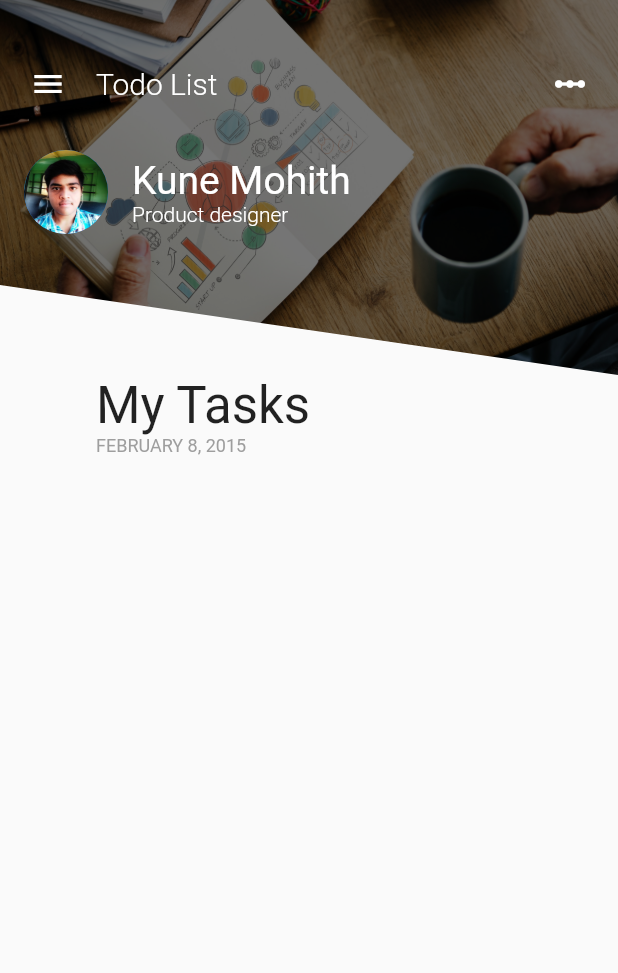
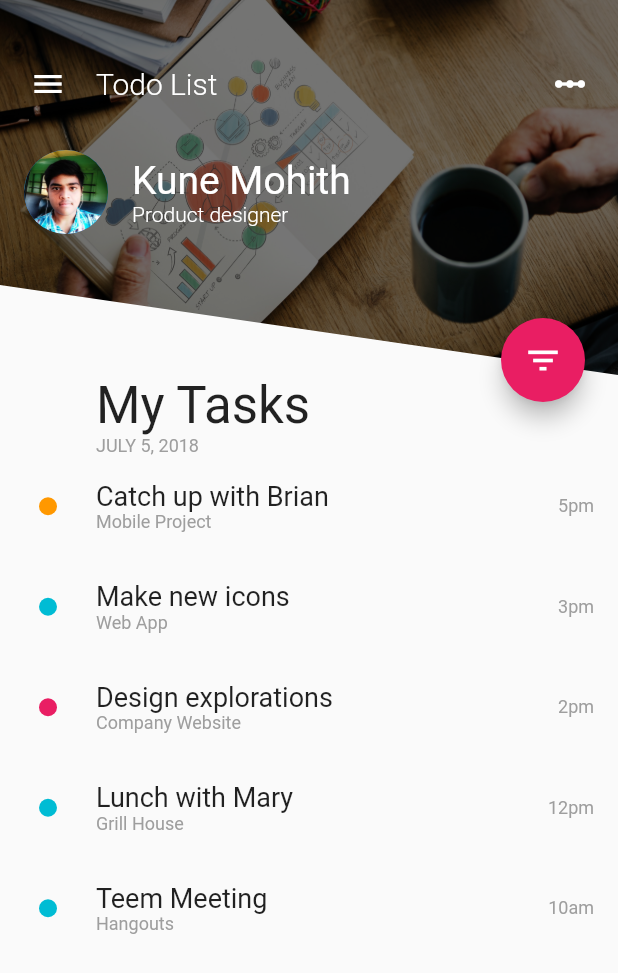
Before and after one commit to mohith7548/Flutter-Sample-Projects, a Flutter app: the screen it shows after launch, on a phone screen of 412 x 824 dp. Shown: the top 973 px of the screen. Run offline on Flutter 3.47's test engine with Material 2 defaults, Android fonts, the phone set to English and light mode, and no system bars.

Commit message:
challenge completed.

```diff
--- /dev/null
+++ b/flutter_menu_challenge/lib/animated_fab.dart
@@ -0,0 +1,142 @@
+import 'package:flutter/material.dart';
+import 'dart:math' as math;
+
+class AnimatedFab extends StatefulWidget {
+  final VoidCallback onClick;
+
+  AnimatedFab({Key key, this.onClick}) : super(key: key);
+
+  @override
+  _AnimatedFabState createState() => _AnimatedFabState();
+}
+
+class _AnimatedFabState extends State<AnimatedFab>
+    with SingleTickerProviderStateMixin {
+  final double expandedSize = 180.0;
+  final double hiddenSize = 20.0;
+
+  AnimationController _animationController;
+  Animation<Color> _colorAnimation;
+
+  @override
+  void initState() {
+    super.initState();
+    _animationController = AnimationController(
+      vsync: this,
+      duration: Duration(
+        milliseconds: 300,
+      ),
+    );
+    _colorAnimation = ColorTween(begin: Colors.pink, end: Colors.pink[800])
+        .animate(_animationController);
+  }
+
+  @override
+  void dispose() {
+    _animationController.dispose();
+    super.dispose();
+  }
+
+  @override
+  Widget build(BuildContext context) {
+    return new SizedBox(
+      width: expandedSize,
+      height: expandedSize,
+      child: new AnimatedBuilder(
+        animation: _animationController,
+        builder: (BuildContext context, Widget child) {
+          return new Stack(
+            alignment: Alignment.center,
+            children: <Widget>[
+              _buildExpandedBackground(),
+              _buildOption(Icons.check_circle, 0.0),
+              _buildOption(Icons.flash_on, -math.pi / 3),
+              _buildOption(Icons.access_time, -2 * math.pi / 3),
+              _buildOption(Icons.error_outline, math.pi),
+              _buildFabCore(),
+            ],
+          );
+        },
+      ),
+    );
+  }
+
+  Widget _buildOption(IconData icon, double angle) {
+    double iconSize = 0.0;
+    if (_animationController.value > 0.8) {
+      iconSize = 26.0 * (_animationController.value - 0.8) * 5;
+    }
+    return new Transform.rotate(
+      angle: angle,
+      child: new Align(
+        alignment: Alignment.topCenter,
+        child: new Padding(
+          padding: new EdgeInsets.only(top: 8.0),
+          child: new IconButton(
+            onPressed: () {
+              widget.onClick();
+              close();
+            },
+            icon: new Transform.rotate(
+              angle: -angle,
+              child: new Icon(
+                icon,
+                color: Colors.white,
+              ),
+            ),
+            iconSize: iconSize,
+            alignment: Alignment.center,
+            padding: new EdgeInsets.all(0.0),
+          ),
+        ),
+      ),
+    );
+  }
+
+  Widget _buildExpandedBackground() {
+    double size =
+        hiddenSize + (expandedSize - hiddenSize) * _animationController.value;
+    return new Container(
+      height: size,
+      width: size,
+      decoration: new BoxDecoration(shape: BoxShape.circle, color: Colors.pink),
+    );
+  }
+
+  Widget _buildFabCore() {
+    double scaleFactor = 2 * (_animationController.value - 0.5).abs();
+    return new FloatingActionButton(
+      onPressed: _onFabTap,
+      child: new Transform(
+        alignment: Alignment.center,
+        transform: new Matrix4.identity()..scale(1.0, scaleFactor),
+        child: new Icon(
+          _animationController.value > 0.5 ? Icons.close : Icons.filter_list,
+          color: Colors.white,
+          size: 26.0,
+        ),
+      ),
+      backgroundColor: _colorAnimation.value,
+    );
+  }
+
+  open() {
+    if (_animationController.isDismissed) {
+      _animationController.forward();
+    }
+  }
+
+  close() {
+    if (_animationController.isCompleted) {
+      _animationController.reverse();
+    }
+  }
+
+  _onFabTap() {
+    if (_animationController.isDismissed) {
+      open();
+    } else {
+      close();
+    }
+  }
+}
--- /dev/null
+++ b/flutter_menu_challenge/lib/list_model.dart
@@ -0,0 +1,33 @@
+import 'package:flutter/material.dart';
+import 'package:flutter_menu_challenge/task_model.dart';
+
+class ListModel {
+  ListModel(this.listKey, items) : this.items = new List.of(items);
+
+  final GlobalKey<AnimatedListState> listKey;
+  final List<Task> items;
+
+  AnimatedListState get _animatedList => listKey.currentState;
+
+  void insert(int index, Task item) {
+    items.insert(index, item);
+    _animatedList.insertItem(index);
+  }
+
+  Task removeAt(int index) {
+    final Task removedItem = items.removeAt(index);
+    if (removedItem != null) {
+      _animatedList.removeItem(
+        index,
+            (context, animation) => new Container(),
+      );
+    }
+    return removedItem;
+  }
+
+  int get length => items.length;
+
+  Task operator [](int index) => items[index];
+
+  int indexOf(Task item) => items.indexOf(item);
+}
--- a/flutter_menu_challenge/lib/main.dart
+++ b/flutter_menu_challenge/lib/main.dart
@@ -1,5 +1,9 @@
 import 'package:flutter/material.dart';
+import 'package:flutter_menu_challenge/animated_fab.dart';
 import 'package:flutter_menu_challenge/diagonal_clipper_class.dart';
+import 'package:flutter_menu_challenge/list_model.dart';
+import 'package:flutter_menu_challenge/task_model.dart';
+import 'package:flutter_menu_challenge/task_row.dart';
 
 void main() => runApp(MyApp());
 
@@ -23,6 +27,16 @@ class MainPage extends StatefulWidget {
 
 class _MainPageState extends State<MainPage> {
   double _imageHeight = 250.0;
+  final GlobalKey<AnimatedListState> _listKey =
+      new GlobalKey<AnimatedListState>();
+  ListModel listModel;
+  bool showOnlyCompleted = false;
+
+  @override
+  void initState() {
+    super.initState();
+    listModel = ListModel(_listKey, tasks);
+  }
 
   @override
   Widget build(BuildContext context) {
@@ -33,9 +47,32 @@ class _MainPageState extends State<MainPage> {
           _buildTopHeader(),
           _buildProfileRow(),
           _buildBottomPart(),
+          _buildTimeline(),
+          _buildFab(),
         ],
       ),
     );
+  }
+
+  Widget _buildFab() {
+    return Positioned(
+      top: _imageHeight -100.0,
+      right: -40.0,
+      child: AnimatedFab(
+        onClick: _changeFilterState,
+      ),
+    );
+  }
+
+  void _changeFilterState() {
+    showOnlyCompleted = !showOnlyCompleted;
+    tasks.where((task) => !task.completed).forEach((task) {
+      if (showOnlyCompleted) {
+        listModel.removeAt(listModel.indexOf(task));
+      } else {
+        listModel.insert(tasks.indexOf(task), task);
+      }
+    });
   }
 
   Widget _buildBottomPart() {
@@ -51,9 +88,18 @@ class _MainPageState extends State<MainPage> {
     );
   }
 
-  //TODO
   Widget _buildTasksList() {
-    return new Container();
+    return new Expanded(
+      child: new AnimatedList(
+        initialItemCount: tasks.length,
+        key: _listKey,
+        itemBuilder: (context, index, animation) {
+          return new TaskRow(
+            task: listModel[index],
+          );
+        },
+      ),
+    );
   }
 
   Widget _buildMyTasksHeader() {
@@ -67,7 +113,7 @@ class _MainPageState extends State<MainPage> {
             style: new TextStyle(fontSize: 34.0),
           ),
           new Text(
-            'FEBRUARY 8, 2015',
+            'JULY 5, 2018',
             style: new TextStyle(color: Colors.grey, fontSize: 12.0),
           ),
         ],
@@ -161,4 +207,53 @@ class _MainPageState extends State<MainPage> {
       ),
     );
   }
+
+  Widget _buildTimeline() {
+    return Positioned(
+      top: 0.0,
+      bottom: 0.0,
+      left: 32.0,
+      child: Container(
+        color: Colors.grey[300],
+      ),
+    );
+  }
+
+  List<Task> tasks = [
+    new Task(
+      name: "Catch up with Brian",
+      category: "Mobile Project",
+      time: "5pm",
+      color: Colors.orange,
+      completed: false,
+    ),
+    new Task(
+      name: "Make new icons",
+      category: "Web App",
+      time: "3pm",
+      color: Colors.cyan,
+      completed: true,
+    ),
+    new Task(
+      name: "Design explorations",
+      category: "Company Website",
+      time: "2pm",
+      color: Colors.pink,
+      completed: false,
+    ),
+    new Task(
+      name: "Lunch with Mary",
+      category: "Grill House",
+      time: "12pm",
+      color: Colors.cyan,
+      completed: true,
+    ),
+    new Task(
+      name: "Teem Meeting",
+      category: "Hangouts",
+      time: "10am",
+      color: Colors.cyan,
+      completed: true,
+    ),
+  ];
 }
--- /dev/null
+++ b/flutter_menu_challenge/lib/task_model.dart
@@ -0,0 +1,11 @@
+import 'dart:ui';
+
+class Task {
+  final String name;
+  final String category;
+  final String time;
+  final Color color;
+  final bool completed;
+
+  Task({this.name, this.category, this.time, this.color, this.completed});
+}
--- /dev/null
+++ b/flutter_menu_challenge/lib/task_row.dart
@@ -0,0 +1,55 @@
+import 'package:flutter/material.dart';
+import 'package:flutter_menu_challenge/task_model.dart';
+
+class TaskRow extends StatefulWidget {
+  final Task task;
+  final double dotSize = 12.0;
+
+  TaskRow({Key key, this.task}) : super(key: key);
+
+  @override
+  _TaskRowState createState() => _TaskRowState();
+}
+
+class _TaskRowState extends State<TaskRow> {
+  @override
+  Widget build(BuildContext context) {
+    return new Padding(
+      padding: const EdgeInsets.symmetric(vertical: 16.0),
+      child: new Row(
+        children: <Widget>[
+          new Padding(
+            padding: new EdgeInsets.symmetric(horizontal: 32.0 - widget.dotSize / 2),
+            child: new Container(
+              height: widget.dotSize,
+              width: widget.dotSize,
+              decoration: new BoxDecoration(shape: BoxShape.circle, color: widget.task.color),
+            ),
+          ),
+          new Expanded(
+            child: new Column(
+              crossAxisAlignment: CrossAxisAlignment.start,
+              children: <Widget>[
+                new Text(
+                  widget.task.name,
+                  style: new TextStyle(fontSize: 18.0),
+                ),
+                new Text(
+                  widget.task.category,
+                  style: new TextStyle(fontSize: 12.0, color: Colors.grey),
+                )
+              ],
+            ),
+          ),
+          new Padding(
+            padding: const EdgeInsets.only(right: 16.0),
+            child: new Text(
+              widget.task.time,
+              style: new TextStyle(fontSize: 12.0, color: Colors.grey),
+            ),
+          ),
+        ],
+      ),
+    );
+  }
+}
```
